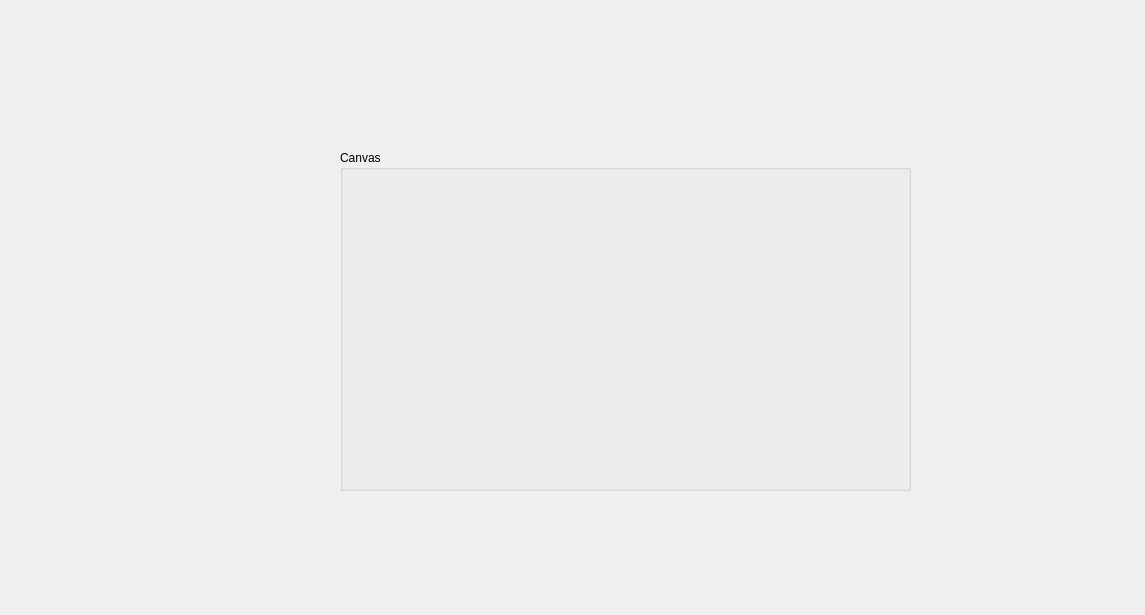
eai13/weight_control_system, file WeightControlInterface/WeightControlInterface/app2.ui: the form before one commit.
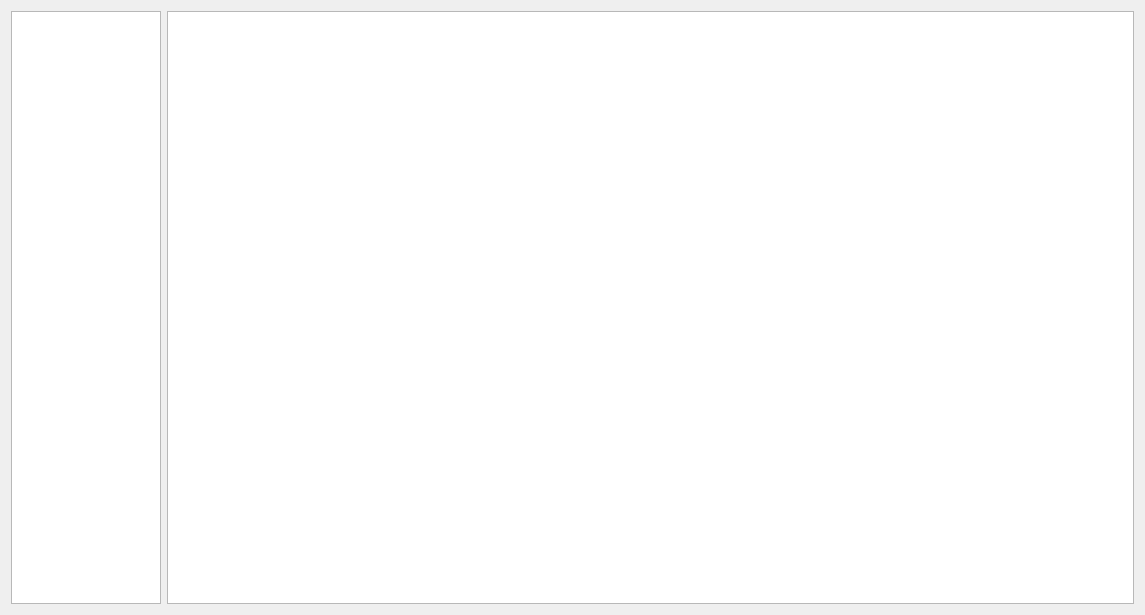
The form after the commit.

```diff
--- a/WeightControlInterface/WeightControlInterface/app2.ui
+++ b/WeightControlInterface/WeightControlInterface/app2.ui
@@ -13,19 +13,21 @@
   <property name="windowTitle">
    <string>Form</string>
   </property>
-  <widget class="QGroupBox" name="groupBox">
-   <property name="geometry">
-    <rect>
-     <x>340</x>
-     <y>150</y>
-     <width>571</width>
-     <height>341</height>
-    </rect>
-   </property>
-   <property name="title">
-    <string>Canvas</string>
-   </property>
-  </widget>
+  <layout class="QGridLayout" name="gridLayout">
+   <item row="0" column="1">
+    <widget class="QGraphicsView" name="graphicsView_canvas"/>
+   </item>
+   <item row="0" column="0">
+    <widget class="QListWidget" name="listWidget_items">
+     <property name="maximumSize">
+      <size>
+       <width>150</width>
+       <height>16777215</height>
+      </size>
+     </property>
+    </widget>
+   </item>
+  </layout>
  </widget>
  <resources/>
  <connections/>
```
